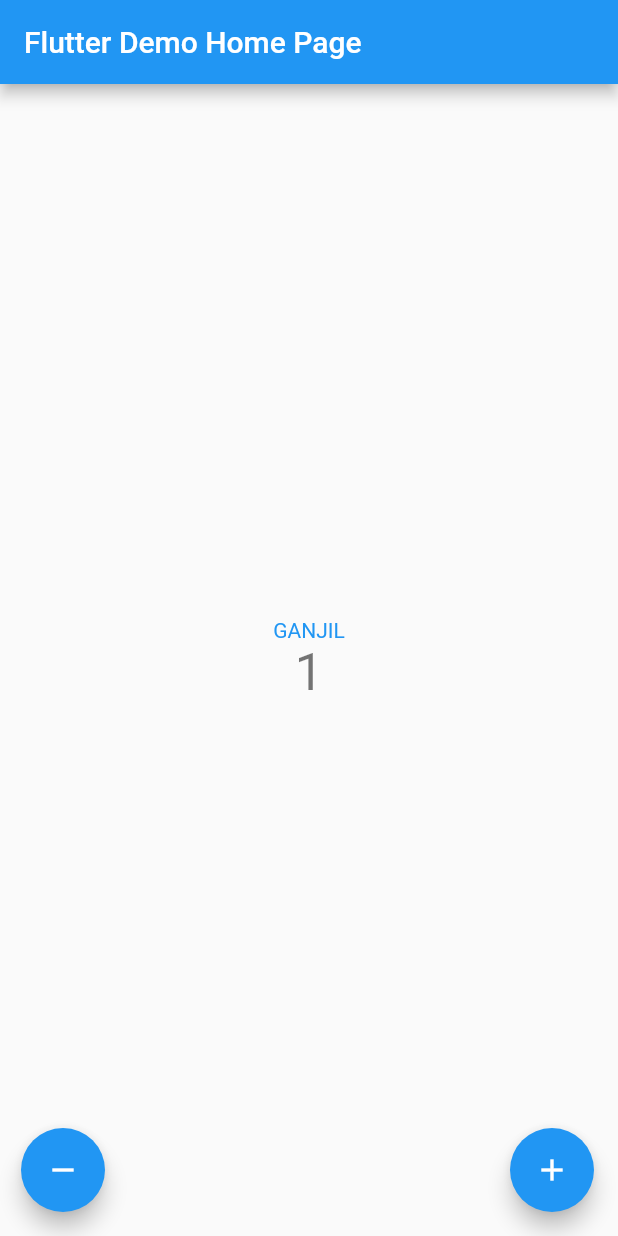
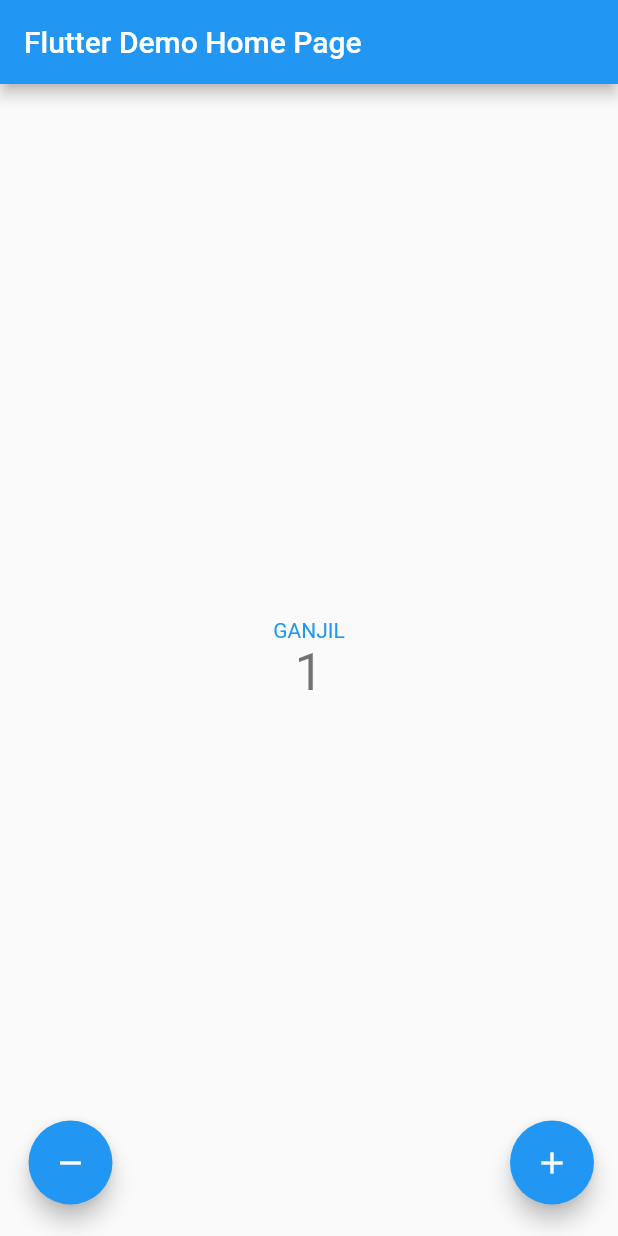
Before and after one commit to SakinahRichas/pbp-flutter-lab, a Flutter app: the screen it shows after launch, after a tap on the "add" icon, on a phone screen of 412 x 824 dp. Run offline on Flutter 3.47's test engine with Material 2 defaults, Android fonts, the phone set to English and light mode, and no system bars.

Commit message:
tugas7finished

```diff
--- a/lib/main.dart
+++ b/lib/main.dart
@@ -139,52 +139,33 @@ class _MyHomePageState extends State<MyHomePage> {
       //   child: const Icon(Icons.add),
       // ), // This trailing comma makes auto-formatting nicer for build methods.
 
-      // floatingActionButton: Container(
-      //   width: double.infinity,
-      //   margin: const EdgeInsets.only(left:35, bottom:5),
+      floatingActionButton: Container(
+        width: double.infinity,
+        margin: const EdgeInsets.only(left:35, bottom:5),
 
-      //   child: Row(
-      //     mainAxisAlignment: MainAxisAlignment.spaceBetween,
-      //     children: [
-      //       _counter > 0 ?
-      //         FloatingActionButton(
-      //           onPressed: _decrementCounter,
-      //           tooltip: 'decrement',
-      //           child: const Icon(Icons.remove),
-      //         ):
-      //         const SizedBox(),
-      //       FloatingActionButton(
-      //         onPressed: _incrementCounter,
-      //         tooltip: 'increment',
-      //         child: const Icon(Icons.add),
-      //       ),
-
-      //     ],
-      //   ),
-      // )
-      floatingActionButton: Padding(padding: const EdgeInsets.only(left: 30),
         child: Row(
-          crossAxisAlignment: CrossAxisAlignment.end,
-          children:[
-            Visibility(
-              visible: _counter > 0 ? true:false,
-              child: FloatingActionButton(
+          mainAxisAlignment: MainAxisAlignment.spaceBetween,
+          children: [
+            _counter > 0 ?
+              FloatingActionButton(
                 onPressed: _decrementCounter,
                 tooltip: 'decrement',
                 child: const Icon(Icons.remove),
-              ),
-            ),
-
-            Expanded(child: Container()),
+              ):
+              const SizedBox(),
             FloatingActionButton(
               onPressed: _incrementCounter,
               tooltip: 'increment',
               child: const Icon(Icons.add),
             ),
+
           ],
         ),
       )
 
+
+
+
     );
   }
 }
```
